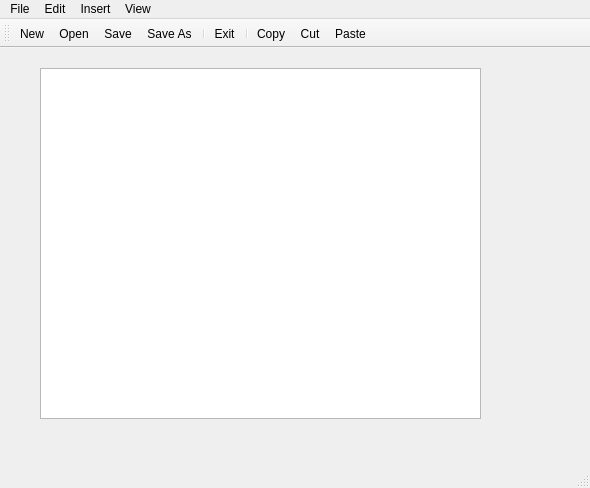
georgecatalin/Qt-Widgets-for-Beginners-with-Cplusplus, file 38_QMainWindow_Example_TextEditor_Step3/mainwindow.ui: the form before one commit.
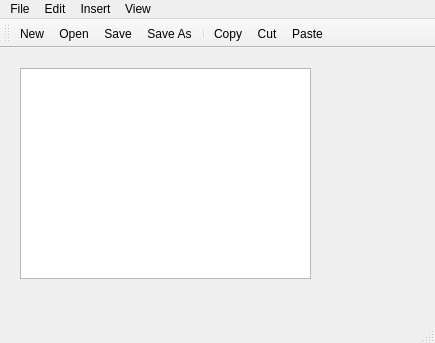
The form after the commit. Icons and pictures are not drawn.

The edit to the form file:
```diff
--- a/38_QMainWindow_Example_TextEditor_Step3/mainwindow.ui
+++ b/38_QMainWindow_Example_TextEditor_Step3/mainwindow.ui
@@ -6,8 +6,8 @@
    <rect>
     <x>0</x>
     <y>0</y>
-    <width>590</width>
-    <height>488</height>
+    <width>435</width>
+    <height>343</height>
    </rect>
   </property>
   <property name="windowTitle">
@@ -17,10 +17,10 @@
    <widget class="QPlainTextEdit" name="plainTextEdit">
     <property name="geometry">
      <rect>
-      <x>40</x>
+      <x>20</x>
       <y>20</y>
-      <width>441</width>
-      <height>351</height>
+      <width>291</width>
+      <height>211</height>
      </rect>
     </property>
    </widget>
@@ -30,7 +30,7 @@
     <rect>
      <x>0</x>
      <y>0</y>
-     <width>590</width>
+     <width>435</width>
      <height>22</height>
     </rect>
    </property>
@@ -97,8 +97,6 @@
    <addaction name="actionSave"/>
    <addaction name="actionSave_As"/>
    <addaction name="separator"/>
-   <addaction name="actionExit"/>
-   <addaction name="separator"/>
    <addaction name="actionCopy"/>
    <addaction name="actionCut"/>
    <addaction name="actionPaste"/>
```
Left out of the diff: 24 changed lines with no effect on the pictures.
